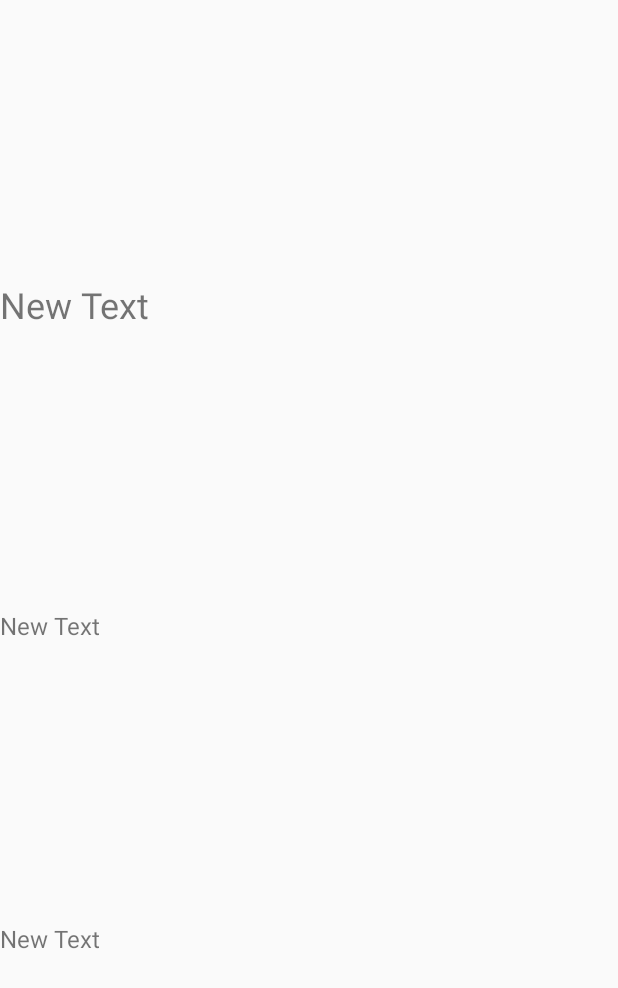
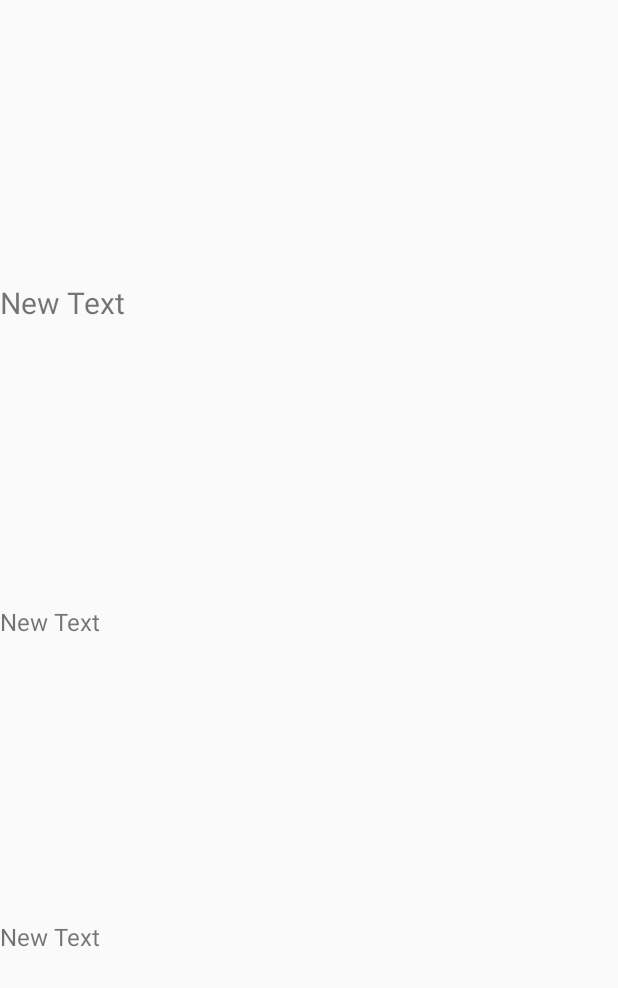
Before and after one commit to secrecy27/android, an Android app: the layout list_item.xml on its own in the app's theme, with its tools: preview values and no code run, on a phone screen of 412 x 824 dp. Shown: the top 988 px of the screen. Run offline under Robolectric (Android 15) with nearby library versions, the phone set to English and light mode, and no system bars.

Commit message:
1. 레이아웃 글자 크기 변경 2. 언어 한국어로 변경

```diff
--- a/src/main/java/com/android/kj/movielist/RequestURLConnection.java
+++ b/src/main/java/com/android/kj/movielist/RequestURLConnection.java
@@ -12,9 +12,9 @@ public class RequestURLConnection {
     public String request(String _url) {
         String str, receiveMsg = null;
         String api_key = "d911521c2f36edffaab6594e30697509";
-        ;
+        String language="&language=ko";
         try {
-            String urlex = _url + api_key;
+            String urlex = _url + api_key+language;
             URL url = new URL(urlex);
 
             HttpURLConnection conn = (HttpURLConnection) url.openConnection();
--- a/src/main/res/layout/activity_main.xml
+++ b/src/main/res/layout/activity_main.xml
@@ -9,7 +9,7 @@
 
     <ListView
         android:id="@+id/listview"
-        android:layout_width="wrap_content"
+        android:layout_width="match_parent"
         android:layout_height="wrap_content" />
 
 
--- a/src/main/res/layout/list_item.xml
+++ b/src/main/res/layout/list_item.xml
@@ -22,7 +22,7 @@
             android:layout_height="wrap_content"
             android:text="New Text"
             android:id="@+id/textView1"
-            android:textSize="24sp"
+            android:textSize="20sp"
             android:gravity="center_vertical"
             android:layout_weight="2" />
 
```
